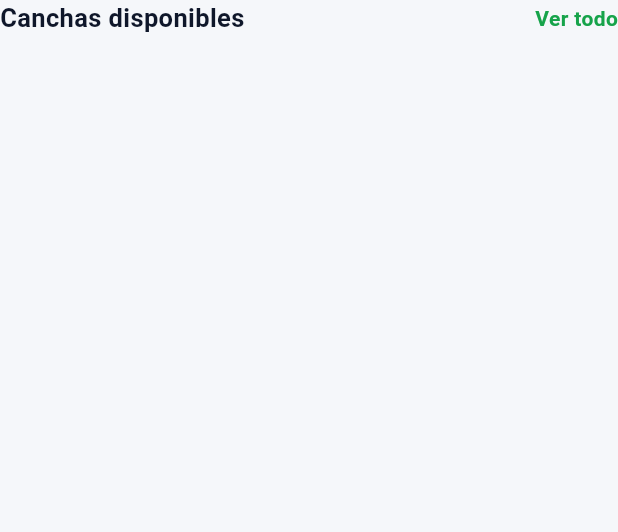
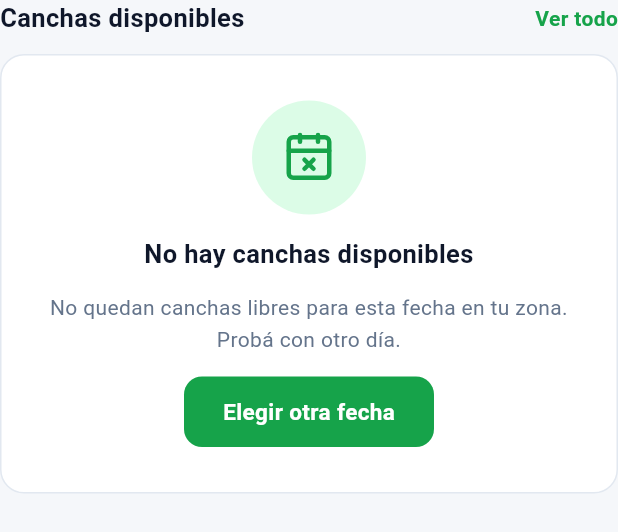
Before and after one commit to Pi7uu/Turnos-Cancha, a Flutter app: the _Canchas widget shown alone on an empty page, opened directly with empty values, on a phone screen of 412 x 824 dp. Shown: the top 532 px of the screen. Run offline on Flutter 3.47's test engine with Material 3 defaults, Android fonts, the phone set to English and light mode, and no system bars; our stand-ins replace lucide_icons_flutter.

Commit message:
feat(inicio): estado sin canchas y limpiar filtros (RD inicio-filtrado RF-03/04)

```diff
--- a/src/FrontEnd/lib/features/inicio/inicio_screen.dart
+++ b/src/FrontEnd/lib/features/inicio/inicio_screen.dart
@@ -50,6 +50,15 @@ class _InicioScreenState extends State<InicioScreen> {
         .toList();
   }
 
+  /// RF-03/RF-04: `Elegir otra fecha` y `Ver todo` limpian los filtros.
+  void _limpiarFiltros() {
+    setState(() {
+      _query = '';
+      _categoria = null;
+      _busquedaController.clear();
+    });
+  }
+
   /// Label de la fecha elegida ( RD detalle-horarios §8 ), ej: `Mié, 16 oct`.
   String _fechaLabel() {
     const dias = ['Lun', 'Mar', 'Mié', 'Jue', 'Vie'];
@@ -93,7 +102,12 @@ class _InicioScreenState extends State<InicioScreen> {
                     onSelect: (i) => setState(() => _diaActivo = i),
                   ),
                   const SizedBox(height: 16),
-                  _Canchas(fecha: _fechaLabel(), canchas: _canchasFiltradas()),
+                  _Canchas(
+                    fecha: _fechaLabel(),
+                    canchas: _canchasFiltradas(),
+                    onVerTodo: _limpiarFiltros,
+                    onElegirOtraFecha: _limpiarFiltros,
+                  ),
                   const SizedBox(height: 16),
                   _Categorias(
                     activa: _categoria,
@@ -449,13 +463,24 @@ class _ChipDia extends StatelessWidget {
 /// de título + lista de las 3 cards simuladas. Controles inertes ( RF-02 ):
 /// la navegación al Detalle llega con su RD.
 class _Canchas extends StatelessWidget {
-  const _Canchas({required this.fecha, required this.canchas});
+  const _Canchas({
+    required this.fecha,
+    required this.canchas,
+    required this.onVerTodo,
+    required this.onElegirOtraFecha,
+  });
 
   /// Label de la fecha elegida ( pasa al Detalle — RD detalle-horarios §8 ).
   final String fecha;
 
   /// Canchas a mostrar ( ya filtradas — RD inicio-filtrado RF-01/02 ).
   final List<Cancha> canchas;
+
+  /// RF-04: `Ver todo` limpia los filtros.
+  final VoidCallback onVerTodo;
+
+  /// RF-03: `Elegir otra fecha` ( estado sin canchas ) limpia los filtros.
+  final VoidCallback onElegirOtraFecha;
 
   @override
   Widget build(BuildContext context) {
@@ -478,9 +503,13 @@ class _Canchas extends StatelessWidget {
                 ),
               ),
             ),
-            // Link sin funcionalidad ( el prototipo no define la pantalla ).
+            // RF-04: limpia los filtros y muestra todas las canchas.
             GestureDetector(
-              onTap: () => FocusScope.of(context).unfocus(),
+              key: const ValueKey('ver-todo'),
+              onTap: () {
+                FocusScope.of(context).unfocus();
+                onVerTodo();
+              },
               child: const Text(
                 'Ver todo',
                 style: TextStyle(
@@ -493,11 +522,97 @@ class _Canchas extends StatelessWidget {
           ],
         ),
         const SizedBox(height: 12),
-        for (final (i, cancha) in canchas.indexed) ...[
-          if (i > 0) const SizedBox(height: 12),
-          _CardCancha(cancha: cancha, fecha: fecha),
+        if (canchas.isEmpty)
+          _SinCanchas(onElegirOtraFecha: onElegirOtraFecha)
+        else
+          for (final (i, cancha) in canchas.indexed) ...[
+            if (i > 0) const SizedBox(height: 12),
+            _CardCancha(cancha: cancha, fecha: fecha),
+          ],
+      ],
+    );
+  }
+}
+
+/// Card "Sin canchas" del mockup ( RD inicio-filtrado §4, frame 06 ): ícono
+/// `calendar-x`, título, descripción y botón `Elegir otra fecha`.
+class _SinCanchas extends StatelessWidget {
+  const _SinCanchas({required this.onElegirOtraFecha});
+
+  /// Limpia los filtros y muestra todas las canchas ( RF-03 ).
+  final VoidCallback onElegirOtraFecha;
+
+  @override
+  Widget build(BuildContext context) {
+    return Container(
+      key: const ValueKey('sin-canchas'),
+      padding: const EdgeInsets.symmetric(vertical: 30, horizontal: 24),
+      decoration: BoxDecoration(
+        color: AppColors.surface,
+        borderRadius: BorderRadius.circular(16),
+        border: Border.all(color: AppColors.border, width: 1),
+      ),
+      child: Column(
+        children: [
+          Container(
+            width: 76,
+            height: 76,
+            decoration: const BoxDecoration(
+              color: AppColors.primarySoft,
+              borderRadius: BorderRadius.all(Radius.circular(38)),
+            ),
+            child: const Center(
+              child: Icon(
+                LucideIcons.calendarX,
+                size: 36,
+                color: AppColors.primary,
+              ),
+            ),
+          ),
+          const SizedBox(height: 14),
+          const Text(
+            'No hay canchas disponibles',
+            textAlign: TextAlign.center,
+            style: TextStyle(
+              fontSize: 17,
+              fontWeight: FontWeight.w700,
+              color: AppColors.text,
+            ),
+          ),
+          const SizedBox(height: 14),
+          const Text(
+            'No quedan canchas libres para esta fecha en tu zona. '
+            'Probá con otro día.',
+            textAlign: TextAlign.center,
+            style: TextStyle(
+              fontSize: 14,
+              height: 1.5,
+              color: AppColors.text2,
+            ),
+          ),
+          const SizedBox(height: 14),
+          GestureDetector(
+            key: const ValueKey('elegir-otra-fecha'),
+            onTap: onElegirOtraFecha,
+            child: Container(
+              padding:
+                  const EdgeInsets.symmetric(vertical: 13, horizontal: 26),
+              decoration: BoxDecoration(
+                color: AppColors.primary,
+                borderRadius: BorderRadius.circular(12),
+              ),
+              child: const Text(
+                'Elegir otra fecha',
+                style: TextStyle(
+                  fontSize: 15,
+                  fontWeight: FontWeight.w600,
+                  color: Colors.white,
+                ),
+              ),
+            ),
+          ),
         ],
-      ],
+      ),
     );
   }
 }
```
Also changed, not shown: 1 other file.
